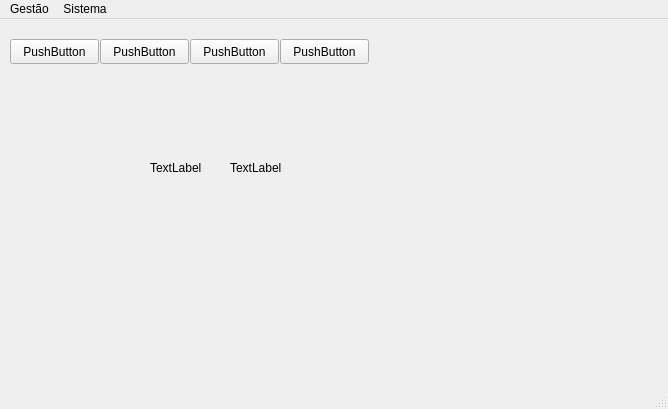
This is frm_principal.ui in ustop0/TCC as Qt 5 draws it before an edit. The edited form follows.
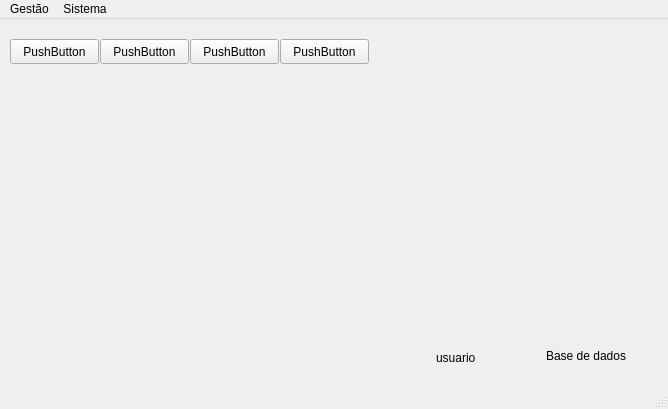
This is the edited form.

```diff
--- a/frm_principal.ui
+++ b/frm_principal.ui
@@ -69,27 +69,27 @@
    <widget class="QLabel" name="label">
     <property name="geometry">
      <rect>
-      <x>230</x>
-      <y>140</y>
-      <width>67</width>
-      <height>17</height>
+      <x>546</x>
+      <y>327</y>
+      <width>101</width>
+      <height>20</height>
      </rect>
     </property>
     <property name="text">
-     <string>TextLabel</string>
+     <string>Base de dados</string>
     </property>
    </widget>
    <widget class="QLabel" name="label_2">
     <property name="geometry">
      <rect>
-      <x>150</x>
-      <y>140</y>
+      <x>436</x>
+      <y>330</y>
       <width>67</width>
       <height>17</height>
      </rect>
     </property>
     <property name="text">
-     <string>TextLabel</string>
+     <string>usuario</string>
     </property>
    </widget>
   </widget>
```
Left out of the diff: 6 changed lines with no effect on the pictures.
